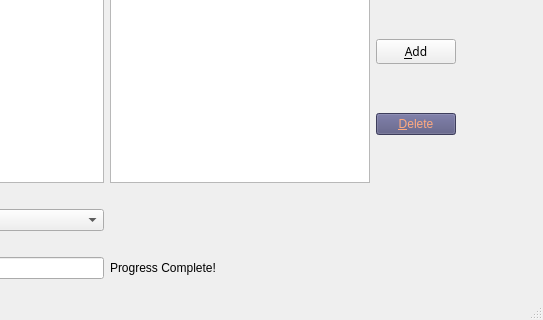
Lotl-Ax/Alice-is-confusing, file mainwindow.ui: the form before one commit; both pictures show x 237 to 780 and y 146 to 466 of the 780 by 466 pixel window.
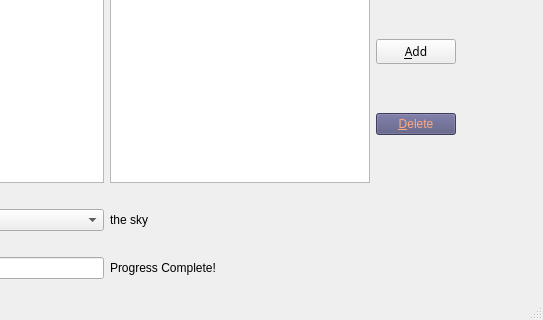
The form after the commit. The open tabs and pages were chosen to show the change.

Commit message: Add 'Whats up' to cmb_one and a 'the sky' label

Patch:
```diff
--- a/mainwindow.ui
+++ b/mainwindow.ui
@@ -135,6 +135,13 @@
        </property>
       </widget>
      </item>
+     <item row="3" column="1">
+      <widget class="QLabel" name="sky_label">
+       <property name="text">
+        <string>the sky</string>
+       </property>
+      </widget>
+     </item>
     </layout>
    </widget>
    <widget class="QTabWidget" name="tabWidget">
```
Left out of the diff: 7 changed lines with no effect on the pictures.
